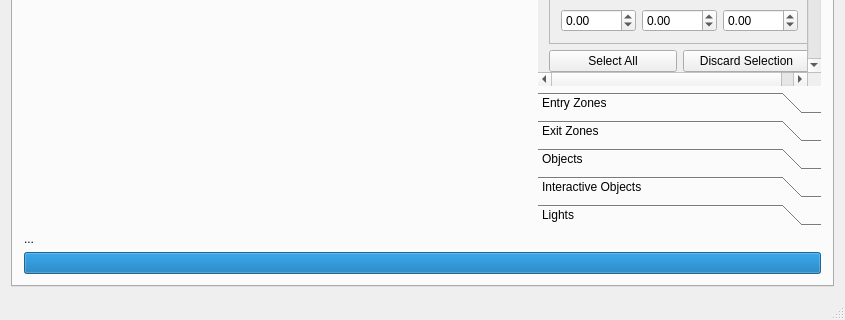
Qt form game_editor/mainwindow.ui (Plaristote/fallout-equestria) before a commit; both pictures show x 0 to 845 and y 349 to 669 of the 845 by 669 pixel window.
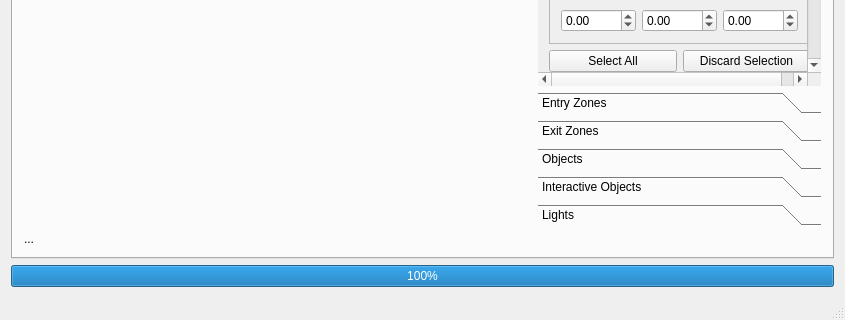
The same form after that commit. Custom widgets are drawn as their Qt base class.

Commit message: + Asynchronous map save for Game Editor + Asynchronous waypoints leveling for Game Editor + Option to enable/disable waypoint and door compilation when saving map with Game Editor + Game Editor's progress bar now visible on all interface, shows status of asyncrhonous computing when appropriate

The edit to the form file:
```diff
--- a/game_editor/mainwindow.ui
+++ b/game_editor/mainwindow.ui
@@ -1121,19 +1121,6 @@
           <layout class="QGridLayout" name="gridLayout"/>
          </widget>
         </item>
-        <item row="8" column="0" colspan="4">
-         <widget class="QProgressBar" name="progressBar">
-          <property name="enabled">
-           <bool>true</bool>
-          </property>
-          <property name="value">
-           <number>100</number>
-          </property>
-          <property name="textVisible">
-           <bool>false</bool>
-          </property>
-         </widget>
-        </item>
        </layout>
       </widget>
       <widget class="QWidget" name="tabWorldmap">
@@ -1336,6 +1323,22 @@
       </widget>
      </widget>
     </item>
+    <item>
+     <widget class="QProgressBar" name="progressBar">
+      <property name="enabled">
+       <bool>true</bool>
+      </property>
+      <property name="value">
+       <number>100</number>
+      </property>
+      <property name="textVisible">
+       <bool>true</bool>
+      </property>
+      <property name="format">
+       <string>%p%</string>
+      </property>
+     </widget>
+    </item>
    </layout>
   </widget>
   <widget class="QMenuBar" name="menuBar">
```
The commit also changes 11 other files.
